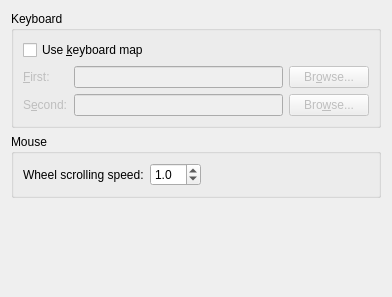
Qt form src/frontends/qt4/ui/PrefInputUi.ui (cburschka/lyx) before a commit.
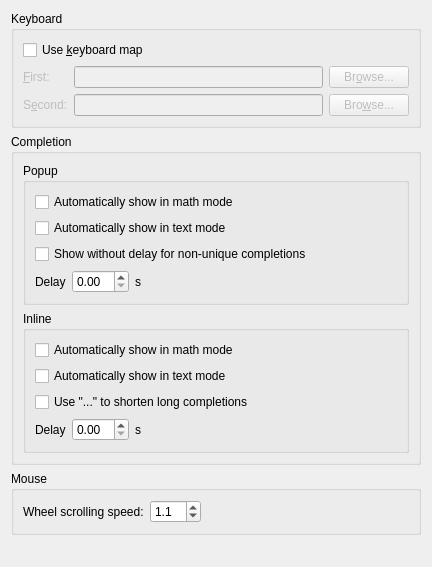
The same form after that commit.

Commit message: * completion infrastructure * completion support for mathed * experimental completion support for text

The edit to the form file:
```diff
--- a/src/frontends/qt4/ui/PrefInputUi.ui
+++ b/src/frontends/qt4/ui/PrefInputUi.ui
@@ -5,8 +5,8 @@
    <rect>
     <x>0</x>
     <y>0</y>
-    <width>392</width>
-    <height>297</height>
+    <width>432</width>
+    <height>567</height>
    </rect>
   </property>
   <property name="windowTitle" >
@@ -104,6 +104,190 @@
      </layout>
     </widget>
    </item>
+   <item>
+    <widget class="QGroupBox" name="groupBox" >
+     <property name="title" >
+      <string>Completion</string>
+     </property>
+     <property name="flat" >
+      <bool>true</bool>
+     </property>
+     <layout class="QVBoxLayout" >
+      <item>
+       <widget class="QGroupBox" name="groupBox_2" >
+        <property name="title" >
+         <string>Popup</string>
+        </property>
+        <property name="flat" >
+         <bool>false</bool>
+        </property>
+        <layout class="QVBoxLayout" >
+         <item>
+          <widget class="QCheckBox" name="popupMathCB" >
+           <property name="toolTip" >
+            <string>Show the popup in math mode after the delay.</string>
+           </property>
+           <property name="text" >
+            <string>Automatically show in math mode</string>
+           </property>
+          </widget>
+         </item>
+         <item>
+          <widget class="QCheckBox" name="popupTextCB" >
+           <property name="toolTip" >
+            <string>Show the popup after the set delay in text mode.</string>
+           </property>
+           <property name="text" >
+            <string>Automatically show in text mode</string>
+           </property>
+          </widget>
+         </item>
+         <item>
+          <widget class="QCheckBox" name="popupAfterCompleteCB" >
+           <property name="toolTip" >
+            <string>When the TAB completion is not unique, there won't be a delay of the popup. It will be shown right away.</string>
+           </property>
+           <property name="text" >
+            <string>Show without delay for non-unique completions</string>
+           </property>
+          </widget>
+         </item>
+         <item>
+          <layout class="QHBoxLayout" >
+           <item>
+            <widget class="QLabel" name="label_3" >
+             <property name="text" >
+              <string>Delay</string>
+             </property>
+            </widget>
+           </item>
+           <item>
+            <widget class="QDoubleSpinBox" name="popupDelaySB" >
+             <property name="toolTip" >
+              <string>After the cursor has not moved for this time, the completion popup is shown if it is available.</string>
+             </property>
+             <property name="maximum" >
+              <double>10.000000000000000</double>
+             </property>
+             <property name="singleStep" >
+              <double>0.100000000000000</double>
+             </property>
+            </widget>
+           </item>
+           <item>
+            <widget class="QLabel" name="label" >
+             <property name="text" >
+              <string>s</string>
+             </property>
+            </widget>
+           </item>
+           <item>
+            <spacer>
+             <property name="orientation" >
+              <enum>Qt::Horizontal</enum>
+             </property>
+             <property name="sizeHint" >
+              <size>
+               <width>40</width>
+               <height>20</height>
+              </size>
+             </property>
+            </spacer>
+           </item>
+          </layout>
+         </item>
+        </layout>
+       </widget>
+      </item>
+      <item>
+       <widget class="QGroupBox" name="groupBox_3" >
+        <property name="title" >
+         <string>Inline</string>
+        </property>
+        <property name="flat" >
+         <bool>false</bool>
+        </property>
+        <layout class="QVBoxLayout" >
+         <item>
+          <widget class="QCheckBox" name="inlineMathCB" >
+           <property name="toolTip" >
+            <string>Show the grey inline completion behind the cursor in math mode after the delay.</string>
+           </property>
+           <property name="text" >
+            <string>Automatically show in math mode</string>
+           </property>
+          </widget>
+         </item>
+         <item>
+          <widget class="QCheckBox" name="inlineTextCB" >
+           <property name="toolTip" >
+            <string>Show the grey inline completion behind the cursor in text mode after the delay.</string>
+           </property>
+           <property name="text" >
+            <string>Automatically show in text mode</string>
+           </property>
+          </widget>
+         </item>
+         <item>
+          <widget class="QCheckBox" name="inlineDotsCB" >
+           <property name="toolTip" >
+            <string>Long completions are cut-off and shown with "...".</string>
+           </property>
+           <property name="text" >
+            <string>Use "..." to shorten long completions</string>
+           </property>
+          </widget>
+         </item>
+         <item>
+          <layout class="QHBoxLayout" >
+           <item>
+            <widget class="QLabel" name="label_4" >
+             <property name="text" >
+              <string>Delay</string>
+             </property>
+            </widget>
+           </item>
+           <item>
+            <widget class="QDoubleSpinBox" name="inlineDelaySB" >
+             <property name="toolTip" >
+              <string>After the cursor has not moved for this time, the inline completion is shown if it is available.</string>
+             </property>
+             <property name="maximum" >
+              <double>10.000000000000000</double>
+             </property>
+             <property name="singleStep" >
+              <double>0.100000000000000</double>
+             </property>
+            </widget>
+           </item>
+           <item>
+            <widget class="QLabel" name="label_2" >
+             <property name="text" >
+              <string>s</string>
+             </property>
+            </widget>
+           </item>
+           <item>
+            <spacer>
+             <property name="orientation" >
+              <enum>Qt::Horizontal</enum>
+             </property>
+             <property name="sizeHint" >
+              <size>
+               <width>40</width>
+               <height>20</height>
+              </size>
+             </property>
+            </spacer>
+           </item>
+          </layout>
+         </item>
+        </layout>
+       </widget>
+      </item>
+     </layout>
+    </widget>
+   </item>
    <item>
     <widget class="QGroupBox" name="mouseGB" >
      <property name="title" >
@@ -144,7 +328,7 @@
          <double>0.100000000000000</double>
         </property>
         <property name="value" >
-         <double>1.000000000000000</double>
+         <double>1.100000000000000</double>
         </property>
        </widget>
       </item>
@@ -175,7 +359,7 @@
      <property name="sizeHint" >
       <size>
        <width>20</width>
-       <height>20</height>
+       <height>51</height>
       </size>
      </property>
     </spacer>
```
The commit also changes 43 other files.
